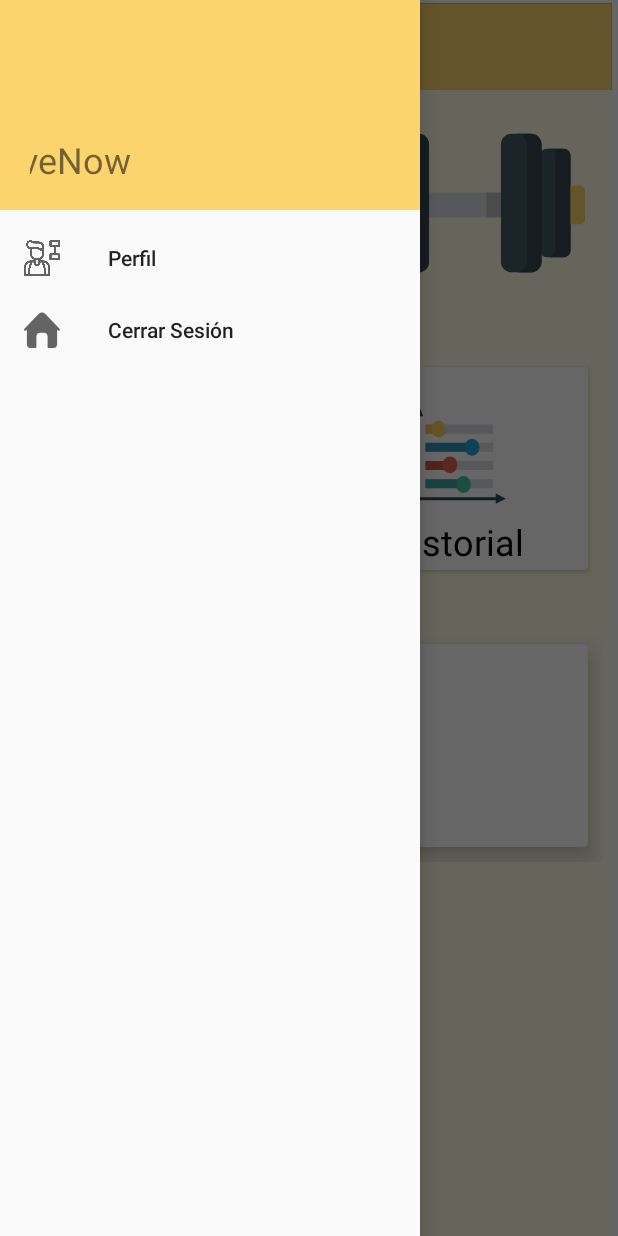
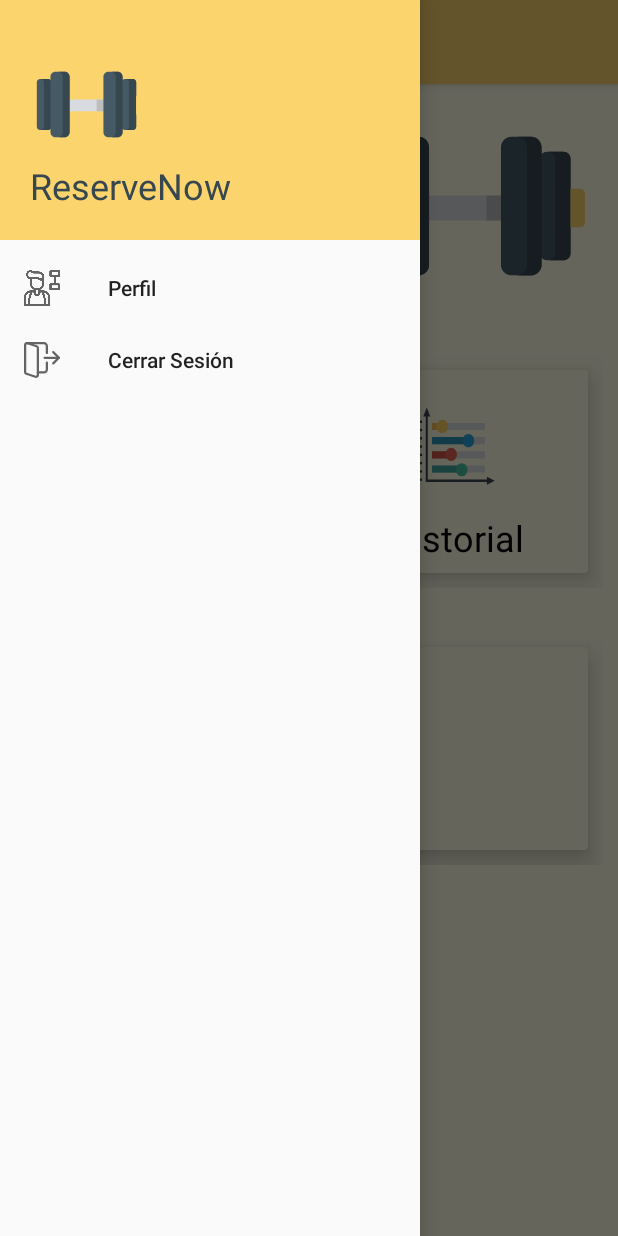
Before and after one commit to AndresRuizG/ReserveNow, an Android app: the screen it shows after launch (UsuarioActivity), with the side drawer open, on a phone screen of 412 x 824 dp. Run offline under Robolectric (Android 15) with nearby library versions, the phone set to English and light mode, and no system bars; Roboto replaces fonts that are not available here.

Commit message:
Menu lateral acabado

```diff
--- a/app/src/main/java/com/projectmoviles/myapplication/User/UsuarioActivity.kt
+++ b/app/src/main/java/com/projectmoviles/myapplication/User/UsuarioActivity.kt
@@ -1,55 +1,60 @@
 package com.projectmoviles.myapplication.User
 
-import android.content.Intent
 import android.os.Bundle
+import android.view.Gravity
+import android.view.MenuItem
 import androidx.appcompat.app.ActionBarDrawerToggle
 import androidx.appcompat.app.AppCompatActivity
+import androidx.core.view.GravityCompat
 import androidx.drawerlayout.widget.DrawerLayout
 import com.google.android.material.navigation.NavigationView
-import com.projectmoviles.myapplication.LoginActivity
 import com.projectmoviles.myapplication.R
 import kotlinx.android.synthetic.main.activity_usuario.*
 
 
-class UsuarioActivity : AppCompatActivity() {
+class UsuarioActivity : AppCompatActivity(), NavigationView.OnNavigationItemSelectedListener {
     var drawerLayout: DrawerLayout? = null
     var navigationView: NavigationView? = null
+
     override fun onCreate(savedInstanceState: Bundle?) {
         super.onCreate(savedInstanceState)
         setContentView(R.layout.activity_usuario)
 
-        drawerLayout = findViewById(R.id.drawer_menu);
-        navigationView = findViewById(R.id.nav_view);
+        drawerLayout = findViewById(R.id.drawer_menu)
+        navigationView = findViewById(R.id.nav_view)
 
-        val toggle = ActionBarDrawerToggle(
-            this,
-            drawerLayout,
-            R.string.navigation_drawer_open,
-            R.string.navigation_drawer_close
-        )
-        toggle.syncState();
-/*
-        btn_agendarusuario.setOnClickListener{
-            var intent = Intent(this, AgendaUsuarioActivity::class.java)
-            startActivity(intent)
-            finish()
+        navigationView?.bringToFront()
+        val toggle =
+            ActionBarDrawerToggle(
+                this,
+                drawerLayout,
+                R.string.navigation_drawer_open,
+                R.string.navigation_drawer_close
+            )
+        toggle.syncState()
+
+        navigationView?.setNavigationItemSelectedListener(this);
+
+    }
+
+    override fun onBackPressed() {
+        if(drawerLayout!!.isDrawerOpen(GravityCompat.START)){
+            drawerLayout?.closeDrawer(GravityCompat.START)
+        }else{
+            super.onBackPressed();
         }
-        btn_historialusuario.setOnClickListener{
-            var intent = Intent(this, HistorialUsuarioActivity::class.java)
-            startActivity(intent)
-            finish()
-        }
-        btn_mebresiausuario.setOnClickListener{
+    }
 
-            var intent = Intent(this, MembresiaUsuarioActivity::class.java)
-            startActivity(intent)
-            finish()
-        }
-        buttonConfig.setOnClickListener{
+    override fun onNavigationItemSelected(item: MenuItem): Boolean {
+        /*switch (menuItem.getItemId()){
+            case R.id.nav_perfil:
+            TODO
 
-            var intent = Intent(this, LoginActivity::class.java)
-            startActivity(intent)
-            finish()
+            case R.id.nav_salir:
+            TODO
         }*/
+        return true;
     }
+
+
 }
--- a/app/src/main/res/layout/activity_usuario.xml
+++ b/app/src/main/res/layout/activity_usuario.xml
@@ -5,7 +5,7 @@
     android:id="@+id/drawer_menu"
     android:layout_width="match_parent"
     android:layout_height="match_parent"
-    android:background="@drawable/ic_gfondo"
+    android:background="@color/colorAmarilloFondo"
     tools:context=".User.UsuarioActivity"
     android:fitsSystemWindows="true"
     tools:openDrawer="start">
@@ -14,9 +14,9 @@
         android:id="@+id/nav_view"
         android:layout_width="wrap_content"
         android:layout_height="match_parent"
+        android:layout_gravity="start"
         app:headerLayout="@layout/header"
-        app:menu="@menu/main_menu"
-        android:layout_gravity="start"/>
+        app:menu="@menu/main_menu" />
 
     <ScrollView
         android:layout_width="match_parent"
@@ -27,36 +27,26 @@
             android:layout_height="match_parent">
 
 
-            <LinearLayout
-                android:id="@+id/linearLayout3"
-                android:layout_width="0dp"
-                android:layout_height="55dp"
-                android:orientation="horizontal"
+            <androidx.appcompat.widget.Toolbar
+                android:id="@+id/toolbar2"
+                android:layout_width="match_parent"
+                android:layout_height="wrap_content"
+                android:background="@color/colorPrimary"
+                android:elevation="4dp"
+                android:theme="@style/ThemeOverlay.AppCompat.Dark.ActionBar"
                 app:layout_constraintEnd_toEndOf="parent"
                 app:layout_constraintStart_toStartOf="parent"
-                app:layout_constraintTop_toTopOf="parent">
-
-                <ImageButton
-                    android:id="@+id/buttonConfig"
-                    android:layout_width="wrap_content"
-                    android:layout_height="wrap_content"
-                    android:layout_marginTop="2dp"
-                    android:layout_marginEnd="357dp"
-                    android:layout_marginRight="357dp"
-                    android:backgroundTint="#FBD46D"
-                    app:layout_constraintEnd_toEndOf="parent"
-                    app:layout_constraintStart_toStartOf="parent"
-                    app:layout_constraintTop_toTopOf="parent"
-                    app:srcCompat="@drawable/iconopciones" />
-            </LinearLayout>
+                app:layout_constraintTop_toTopOf="parent"
+                app:navigationIcon="@drawable/ic_btnconfigcoach" />
 
             <ImageView
                 android:id="@+id/imageView13"
                 android:layout_width="0dp"
                 android:layout_height="160dp"
+                android:layout_marginTop="1dp"
                 app:layout_constraintEnd_toEndOf="parent"
                 app:layout_constraintStart_toEndOf="@+id/textInfoNuevoEntre"
-                app:layout_constraintTop_toBottomOf="@+id/linearLayout3"
+                app:layout_constraintTop_toBottomOf="@+id/toolbar2"
                 app:srcCompat="@drawable/ic_imgpesa" />
 
             <LinearLayout
@@ -76,8 +66,8 @@
                     android:layout_height="match_parent"
                     android:layout_margin="10dp"
                     android:layout_weight="1"
-                    app:cardBackgroundColor="#FFFFFF"
-                    app:cardElevation="2dp"
+                    app:cardBackgroundColor="@color/colorAmarilloFondo"
+                    app:cardElevation="10dp"
                     app:cardMaxElevation="2dp">
 
                     <RelativeLayout
@@ -90,7 +80,7 @@
                             android:layout_height="wrap_content"
                             android:layout_below="@id/imageView16"
                             android:layout_centerHorizontal="true"
-                            android:layout_marginTop="-15dp"
+                            android:layout_marginTop="0dp"
                             android:fontFamily="@font/roboto"
                             android:text="@string/txtAgendar"
                             android:textColor="@color/colorBlack"
@@ -98,9 +88,10 @@
 
                         <ImageView
                             android:id="@+id/imageView16"
-                            android:layout_width="115dp"
-                            android:layout_height="115dp"
+                            android:layout_width="90dp"
+                            android:layout_height="90dp"
                             android:layout_centerHorizontal="true"
+                            android:layout_marginTop="5dp"
                             app:srcCompat="@drawable/ic_btnagendar" />
                     </RelativeLayout>
                 </androidx.cardview.widget.CardView>
@@ -110,7 +101,8 @@
                     android:layout_height="match_parent"
                     android:layout_margin="10dp"
                     android:layout_weight="1"
-                    app:cardElevation="2dp"
+                    app:cardBackgroundColor="@color/colorAmarilloFondo"
+                    app:cardElevation="10dp"
                     app:cardMaxElevation="2dp">
 
                     <RelativeLayout
@@ -123,7 +115,7 @@
                             android:layout_height="wrap_content"
                             android:layout_below="@id/imageView17"
                             android:layout_centerHorizontal="true"
-                            android:layout_marginTop="-15dp"
+                            android:layout_marginTop="0dp"
                             android:fontFamily="@font/roboto"
                             android:text="@string/txtHistorial"
                             android:textColor="@color/colorBlack"
@@ -131,9 +123,10 @@
 
                         <ImageView
                             android:id="@+id/imageView17"
-                            android:layout_width="115dp"
-                            android:layout_height="115dp"
+                            android:layout_width="90dp"
+                            android:layout_height="90dp"
                             android:layout_centerHorizontal="true"
+                            android:layout_marginTop="5dp"
                             app:srcCompat="@drawable/ic_btnhistorial" />
                     </RelativeLayout>
                 </androidx.cardview.widget.CardView>
@@ -156,6 +149,7 @@
                     android:layout_margin="10dp"
                     android:layout_weight="1"
                     android:elevation="8dp"
+                    app:cardBackgroundColor="@color/colorAmarilloFondo"
                     app:cardElevation="10dp"
                     app:cardMaxElevation="2dp">
 
@@ -169,7 +163,7 @@
                             android:layout_height="wrap_content"
                             android:layout_below="@id/imageView18"
                             android:layout_centerHorizontal="true"
-                            android:layout_marginTop="-15dp"
+                            android:layout_marginTop="0dp"
                             android:fontFamily="@font/roboto"
                             android:text="@string/txtMembresia"
                             android:textColor="@color/colorBlack"
@@ -177,9 +171,10 @@
 
                         <ImageView
                             android:id="@+id/imageView18"
-                            android:layout_width="115dp"
-                            android:layout_height="115dp"
+                            android:layout_width="90dp"
+                            android:layout_height="90dp"
                             android:layout_centerHorizontal="true"
+                            android:layout_marginTop="5dp"
                             app:srcCompat="@drawable/ic_btnmembresia" />
                     </RelativeLayout>
                 </androidx.cardview.widget.CardView>
@@ -191,7 +186,7 @@
                 android:layout_width="0dp"
                 android:layout_height="wrap_content"
                 android:layout_marginStart="4dp"
-                android:layout_marginTop="53dp"
+                android:layout_marginTop="52dp"
                 android:fontFamily="@font/baloo"
                 android:gravity="center"
                 android:text="@string/ReserveNow"
@@ -200,7 +195,7 @@
                 app:layout_constraintEnd_toStartOf="@+id/imageView13"
                 app:layout_constraintHorizontal_bias="0.0"
                 app:layout_constraintStart_toStartOf="parent"
-                app:layout_constraintTop_toBottomOf="@+id/linearLayout3" />
+                app:layout_constraintTop_toBottomOf="@+id/toolbar2" />
 
             <TextView
                 android:id="@+id/textInfoNuevoEntre"
@@ -217,4 +212,5 @@
         </androidx.constraintlayout.widget.ConstraintLayout>
 
     </ScrollView>
+
 </androidx.drawerlayout.widget.DrawerLayout>
--- a/app/src/main/res/layout/header.xml
+++ b/app/src/main/res/layout/header.xml
@@ -1,36 +1,24 @@
 <?xml version="1.0" encoding="utf-8"?>
-<androidx.constraintlayout.widget.ConstraintLayout
+<LinearLayout
     xmlns:android="http://schemas.android.com/apk/res/android"
-    xmlns:app="http://schemas.android.com/apk/res-auto"
     android:layout_width="match_parent"
-    android:layout_height="140dp"
+    android:layout_height="160dp"
     android:orientation="vertical"
     android:background="@drawable/ic_menufondo"
     android:gravity="bottom"
     android:padding="20dp">
 
     <ImageView
-        android:id="@+id/ImageViewReser"
+        android:id="@+id/imageView19"
         android:layout_width="75dp"
         android:layout_height="75dp"
-        android:layout_marginEnd="300dp"
-        android:src="@drawable/ic_imgpesa"
-        app:layout_constraintEnd_toEndOf="parent"
-        app:layout_constraintStart_toStartOf="parent"
-        app:layout_constraintTop_toTopOf="parent" />
+        android:src="@drawable/ic_imgpesa"/>
 
     <TextView
-        android:id="@+id/textReserve"
         android:layout_width="wrap_content"
         android:layout_height="wrap_content"
-        android:layout_marginTop="70dp"
-        android:layout_marginEnd="240dp"
         android:fontFamily="@font/roboto"
-        android:text="ReserveNow"
-        android:textSize="24sp"
-        app:layout_constraintEnd_toEndOf="parent"
-        app:layout_constraintStart_toStartOf="parent"
-        app:layout_constraintTop_toTopOf="parent" />
-
-
-</androidx.constraintlayout.widget.ConstraintLayout>
+        android:text="@string/ReserveNow"
+        android:textColor="@color/colorAccent"
+        android:textSize="24dp" />
+</LinearLayout>
--- a/app/src/main/res/layout/toolbar.xml
+++ b/app/src/main/res/layout/toolbar.xml
@@ -2,6 +2,8 @@
 <androidx.appcompat.widget.Toolbar xmlns:android="http://schemas.android.com/apk/res/android"
     android:layout_width="match_parent"
     android:layout_height="wrap_content"
-    android:background="@color/colorPrimary">
+    android:background="@color/colorPrimary"
+    android:elevation="4dp"
+    android:theme="@style/ThemeOverlay.AppCompat.Dark.ActionBar">
 
 </androidx.appcompat.widget.Toolbar>
--- a/app/src/main/res/menu/main_menu.xml
+++ b/app/src/main/res/menu/main_menu.xml
@@ -1,5 +1,6 @@
 <?xml version="1.0" encoding="utf-8"?>
 <menu xmlns:android="http://schemas.android.com/apk/res/android">
+
     <group android:checkableBehavior="single">
         <item
             android:id="@+id/nav_perfil"
@@ -8,7 +9,7 @@
         <item
             android:id="@+id/nav_salir"
             android:title="Cerrar Sesión"
-            android:icon="@drawable/ic_home_icon"/>
+            android:icon="@drawable/ic_logout"/>
 
     </group>
 
--- a/app/src/main/res/values/colors.xml
+++ b/app/src/main/res/values/colors.xml
@@ -1,11 +1,12 @@
 <?xml version="1.0" encoding="utf-8"?>
 <resources>
-    <color name="colorPrimary">#FFFDE7</color>
-    <color name="colorPrimaryDark">#3700B3</color>
-    <color name="colorAccent">#03DAC5</color>
+    <color name="colorPrimary">#FBD46D</color>
+    <color name="colorPrimaryDark">#FBD46D</color>
+    <color name="colorAccent">#37474F</color>
     <color name="colorBlack">#000000</color>
     <color name="myRed">#D15241</color>
     <color name="colorBlue">#49DFE5</color>
-    <color name="fondoBlanco">#F4F6F7</color>
+    <color name="colorAmarilloFondo">#FFFDE7</color>
     <color name="colorAzulOsc">#37474F</color>
+    <color name="colorAzulClar">#455A64</color>
 </resources>
--- a/app/src/main/res/values/styles.xml
+++ b/app/src/main/res/values/styles.xml
@@ -6,6 +6,7 @@
         </item>
         <item name="colorPrimaryDark">@color/colorPrimaryDark</item>
         <item name="colorAccent">@color/colorAccent</item>
+        <item name="android:statusBarColor">#00000000</item>
     </style>
 
 </resources>
```
